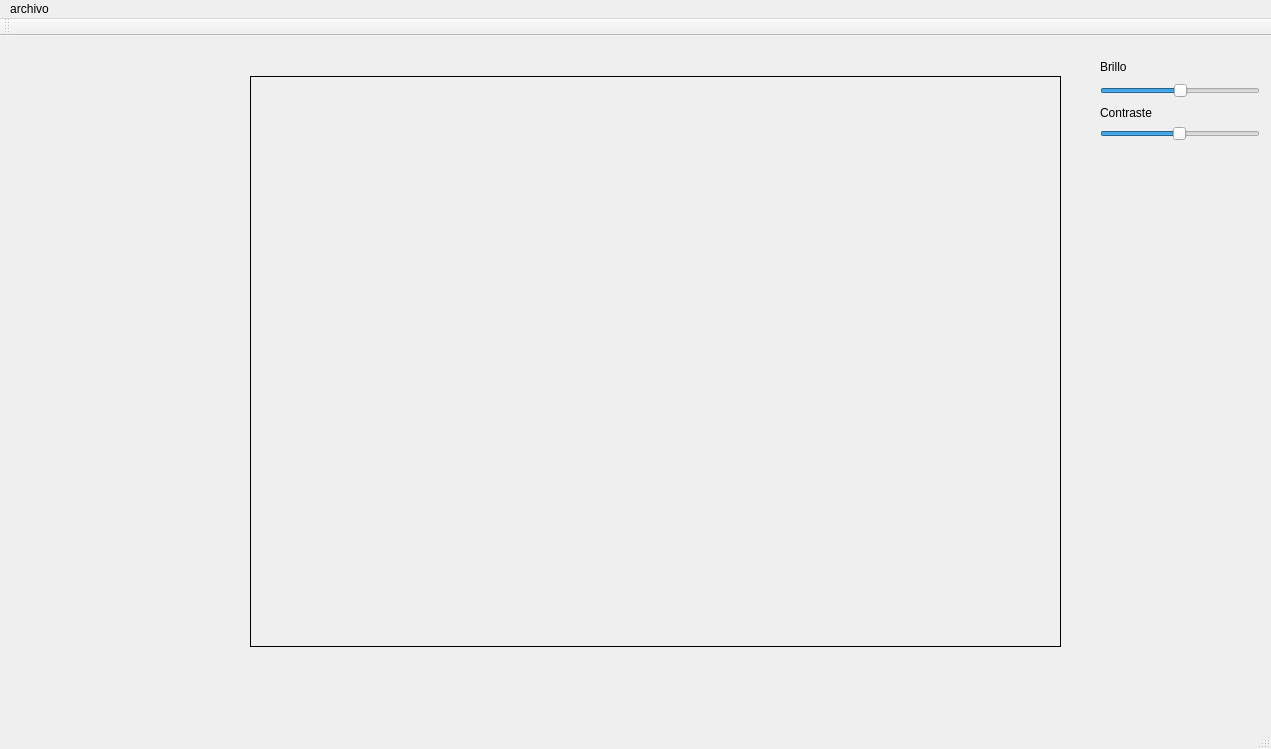
The window that postpro/project/mainwindow.ui (yonelyvan/top-grafica) describes before a commit, drawn with Qt 5.
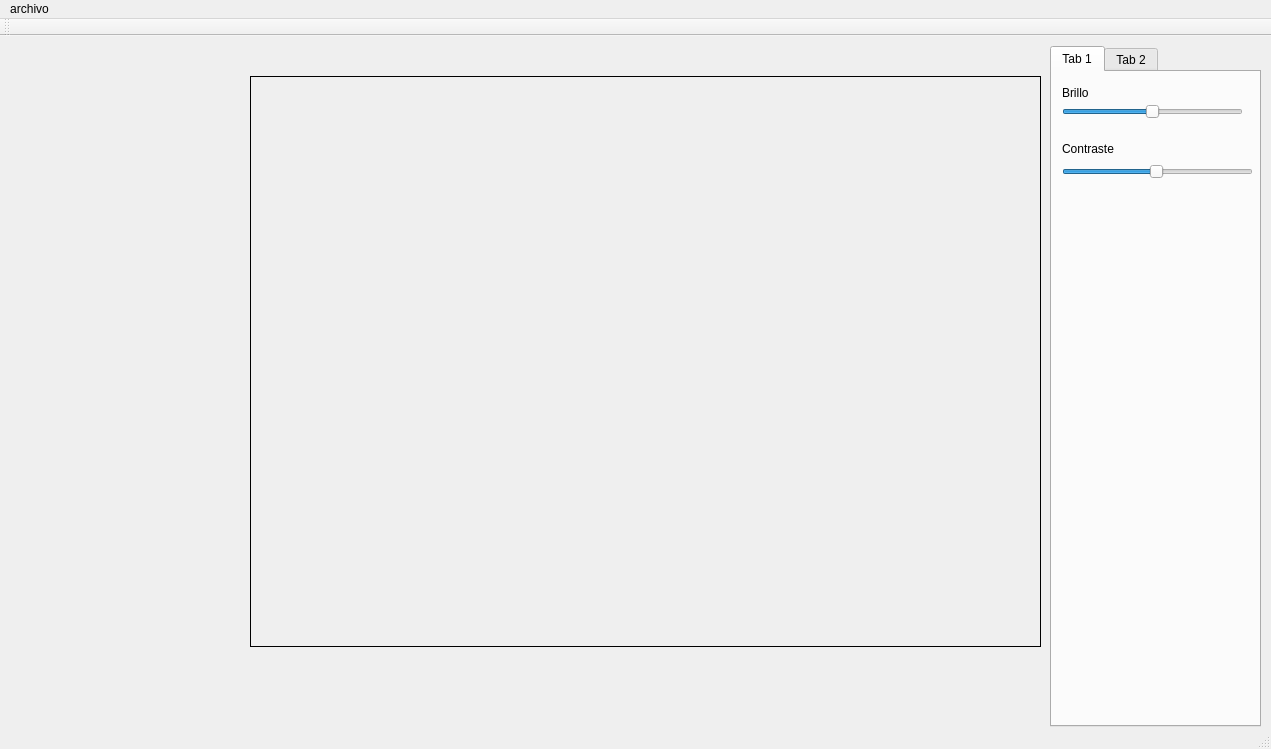
The same window after the commit.

The edit to the form file:
```diff
--- a/postpro/project/mainwindow.ui
+++ b/postpro/project/mainwindow.ui
@@ -14,47 +14,12 @@
    <string>MainWindow</string>
   </property>
   <widget class="QWidget" name="centralWidget">
-   <widget class="QSlider" name="horizontalSlider">
-    <property name="geometry">
-     <rect>
-      <x>1100</x>
-      <y>47</y>
-      <width>160</width>
-      <height>16</height>
-     </rect>
-    </property>
-    <property name="minimum">
-     <number>-255</number>
-    </property>
-    <property name="maximum">
-     <number>255</number>
-    </property>
-    <property name="orientation">
-     <enum>Qt::Horizontal</enum>
-    </property>
-   </widget>
-   <widget class="QLabel" name="label">
-    <property name="geometry">
-     <rect>
-      <x>1100</x>
-      <y>20</y>
-      <width>71</width>
-      <height>21</height>
-     </rect>
-    </property>
-    <property name="text">
-     <string>Brillo</string>
-    </property>
-    <property name="scaledContents">
-     <bool>false</bool>
-    </property>
-   </widget>
    <widget class="QLabel" name="label_img">
     <property name="geometry">
      <rect>
       <x>250</x>
       <y>40</y>
-      <width>811</width>
+      <width>791</width>
       <height>571</height>
      </rect>
     </property>
@@ -68,41 +33,6 @@
      <bool>true</bool>
     </property>
    </widget>
-   <widget class="QLabel" name="label_2">
-    <property name="geometry">
-     <rect>
-      <x>1100</x>
-      <y>70</y>
-      <width>59</width>
-      <height>14</height>
-     </rect>
-    </property>
-    <property name="text">
-     <string>Contraste</string>
-    </property>
-   </widget>
-   <widget class="QSlider" name="horizontalSlider_2">
-    <property name="geometry">
-     <rect>
-      <x>1100</x>
-      <y>90</y>
-      <width>160</width>
-      <height>16</height>
-     </rect>
-    </property>
-    <property name="minimum">
-     <number>1</number>
-    </property>
-    <property name="maximum">
-     <number>100</number>
-    </property>
-    <property name="value">
-     <number>50</number>
-    </property>
-    <property name="orientation">
-     <enum>Qt::Horizontal</enum>
-    </property>
-   </widget>
    <widget class="QLabel" name="label_histogram">
     <property name="geometry">
      <rect>
@@ -132,6 +62,96 @@
      <string/>
     </property>
    </widget>
+   <widget class="QTabWidget" name="tabWidget">
+    <property name="geometry">
+     <rect>
+      <x>1050</x>
+      <y>10</y>
+      <width>211</width>
+      <height>681</height>
+     </rect>
+    </property>
+    <widget class="QWidget" name="tab">
+     <attribute name="title">
+      <string>Tab 1</string>
+     </attribute>
+     <widget class="QLabel" name="label">
+      <property name="geometry">
+       <rect>
+        <x>10</x>
+        <y>10</y>
+        <width>71</width>
+        <height>21</height>
+       </rect>
+      </property>
+      <property name="text">
+       <string>Brillo</string>
+      </property>
+      <property name="scaledContents">
+       <bool>false</bool>
+      </property>
+     </widget>
+     <widget class="QSlider" name="horizontalSlider">
+      <property name="geometry">
+       <rect>
+        <x>10</x>
+        <y>30</y>
+        <width>181</width>
+        <height>20</height>
+       </rect>
+      </property>
+      <property name="minimum">
+       <number>-255</number>
+      </property>
+      <property name="maximum">
+       <number>255</number>
+      </property>
+      <property name="orientation">
+       <enum>Qt::Horizontal</enum>
+      </property>
+     </widget>
+     <widget class="QLabel" name="label_2">
+      <property name="geometry">
+       <rect>
+        <x>10</x>
+        <y>70</y>
+        <width>59</width>
+        <height>14</height>
+       </rect>
+      </property>
+      <property name="text">
+       <string>Contraste</string>
+      </property>
+     </widget>
+     <widget class="QSlider" name="horizontalSlider_2">
+      <property name="geometry">
+       <rect>
+        <x>10</x>
+        <y>90</y>
+        <width>191</width>
+        <height>20</height>
+       </rect>
+      </property>
+      <property name="minimum">
+       <number>1</number>
+      </property>
+      <property name="maximum">
+       <number>100</number>
+      </property>
+      <property name="value">
+       <number>50</number>
+      </property>
+      <property name="orientation">
+       <enum>Qt::Horizontal</enum>
+      </property>
+     </widget>
+    </widget>
+    <widget class="QWidget" name="tab_2">
+     <attribute name="title">
+      <string>Tab 2</string>
+     </attribute>
+    </widget>
+   </widget>
   </widget>
   <widget class="QMenuBar" name="menuBar">
    <property name="geometry">
```
